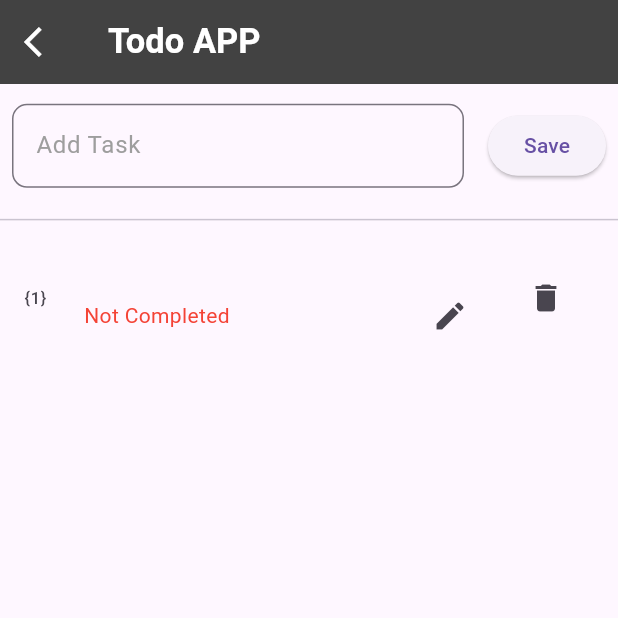
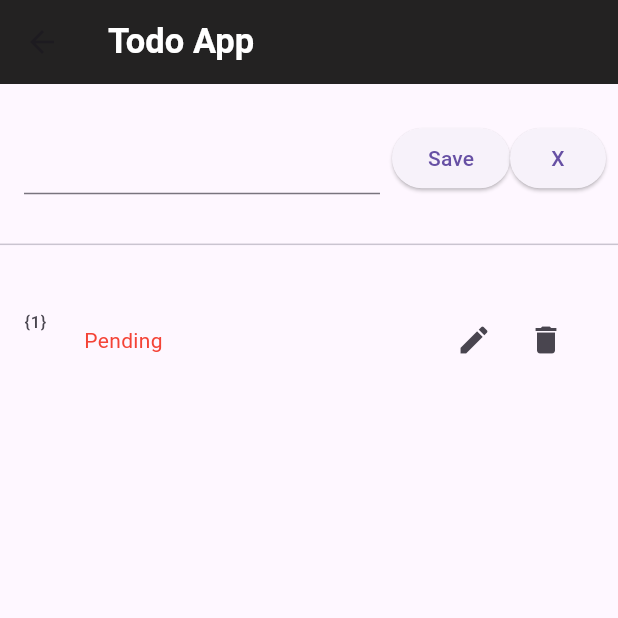
Before and after one commit to dijul2346/Learn-Flutter, a Flutter app: the screen it shows after launch, after a tap on "Add", after a tap on the "edit" icon, on a phone screen of 412 x 824 dp, the top half of it. Run offline on Flutter 3.47's test engine with Material 3 defaults, Android fonts, the phone set to English and light mode, and no system bars.

Commit message:
added more functionalities to to app

```diff
--- a/lib/presentation/todohome.dart
+++ b/lib/presentation/todohome.dart
@@ -13,27 +13,25 @@ class _ScreenTodoState extends State<ScreenTodo> {
   final todoController = TextEditingController();
   int id = 0;
   int editFlag = 0;
-  String editId = '0';
+  late String editId;
   @override
   Widget build(BuildContext context) {
     return Scaffold(
       appBar: AppBar(
-        backgroundColor: Colors.grey[800],
         title: const Text(
-          "Todo APP",
+          'Todo App',
           style: TextStyle(
-              color: Colors.white, fontSize: 23, fontWeight: FontWeight.bold),
+              color: Colors.white, fontWeight: FontWeight.bold, fontSize: 23),
         ),
-        leading: const Icon(
-          Icons.arrow_back_ios,
-          color: Colors.white,
-        ),
+        backgroundColor: const Color.fromARGB(255, 35, 34, 34),
       ),
       body: SingleChildScrollView(
         child: Column(
           children: [
             SizedBox(
-            height: MediaQuery.of(context).size.height * .1,
+              height: MediaQuery.of(context).size.height * .12,
+              child: Padding(
+                padding: const EdgeInsets.all(8.0),
                 child: Row(
                   children: [
                     Expanded(
@@ -41,51 +39,29 @@ class _ScreenTodoState extends State<ScreenTodo> {
                       padding: const EdgeInsets.all(8.0),
                       child: TextFormField(
                         controller: todoController,
-                      validator: (value) {
-                        if (value == null || value.isEmpty) {
-                          return 'Name Cannot be empty!';
-                        } else {
-                          return null;
-                        }
+                      ),
+                    )),
+                    ElevatedButton(
+                        onPressed: () {
+                          editFlag == 0
+                              ? addTask()
+                              : editTask(editId, todoController.text);
                         },
-                      decoration: InputDecoration(
-                          hintText: 'Add Task',
-                          hintStyle: TextStyle(
-                            color: Colors.grey[500],
-                          ),
-                          border: OutlineInputBorder(
-                              borderRadius: BorderRadius.circular(10))),
-                    ),
-                  ),
-                ),
-                Padding(
-                  padding: const EdgeInsets.all(8.0),
+                        child: Text(editFlag == 0 ? 'Add' : 'Save')),
+                        Visibility(
+                          visible: editFlag == 1,
                           child: ElevatedButton(
                         onPressed: () {
-                      addTask();
-                      TodoModel t = TodoModel(
-                          taskId: id.toString(),
-                          taskName: todoController.text,
-                          taskStatus: '0');
-                      id = id + 1;
-                      setState(() {
-                        todoList.add(t);
-                        editFlag == 0;
-                        editTask(editId, todoController.text);
-
-                      });
-
-
+                          todoController.text = '';
                         },
-                    child: Text(editFlag == 0 ? 'Add' : 'Save'),
+                        child: const Text('X')))
+                  ],
                 ),
-                ),
-              ],
               ),
             ),
             const Divider(),
             SizedBox(
-            height: MediaQuery.of(context).size.height * .9,
+                height: MediaQuery.of(context).size.height * .8,
                 child: ListView.builder(
                   itemBuilder: (context, index) {
                     return ListTile(
@@ -98,41 +74,56 @@ class _ScreenTodoState extends State<ScreenTodo> {
                         children: [
                           Text(
                             todoList[index].taskStatus == '0'
-                            ? 'Not Completed'
+                                ? 'Pending'
                                 : 'Completed',
                             style: TextStyle(
                                 color: todoList[index].taskStatus == '0'
                                     ? Colors.red
                                     : Colors.green),
                           ),
-                      Spacer(),
+                          const Spacer(),
                           IconButton(
                               onPressed: () {
+                                //deleteTask(todoList[index].taskId);
                                 setState(() {
-                              todoController.text = todoList[index].taskName;
                                   editFlag = 1;
+                                  todoController.text =
+                                      todoList[index].taskName;
                                   editId = todoList[index].taskId;
                                 });
                               },
-                          icon: Icon(Icons.edit))
-                    ],
-                  ),
-                  trailing: IconButton(
+                              icon: const Icon(Icons.edit)),
+                          IconButton(
                               onPressed: () {
                                 deleteTask(todoList[index].taskId);
                               },
-                      icon: Icon(Icons.delete)),
+                              icon: const Icon(Icons.delete))
+                        ],
+                      ),
+                      // trailing: IconButton(
+                      //     onPressed: () {
+                      //       deleteTask(todoList[index].taskId);
+                      //     },
+                      //     icon: const Icon(Icons.delete)),
                     );
                   },
                   itemCount: todoList.length,
+                ))
+          ],
         ),
-          )
-        ],
-      )),
+      ),
     );
   }
 
-  void addTask() {}
+  void addTask() {
+    TodoModel t = TodoModel(
+        taskId: id.toString(), taskName: todoController.text, taskStatus: '0');
+    id = id + 1;
+    setState(() {
+      todoList.add(t);
+      todoController.text = '';
+    });
+  }
 
   void changeStatus(String id) {
     setState(() {
@@ -146,7 +137,7 @@ class _ScreenTodoState extends State<ScreenTodo> {
 
   void deleteTask(String id) {
     setState(() {
-      todoList.removeWhere((todo) => todo.taskId == id);
+      todoList.removeWhere((element) => element.taskId == id);
     });
   }
 
@@ -154,7 +145,12 @@ class _ScreenTodoState extends State<ScreenTodo> {
     setState(() {
       for (var doc in todoList) {
         if (doc.taskId == id) {
+          if (taskName.isEmpty) {
+          taskName = doc.taskName;
+         }
           doc.taskName = taskName;
+          editFlag = 0;
+          todoController.text = '';
         }
       }
     });
```
Lines whose indentation alone changed are shown as unchanged.
